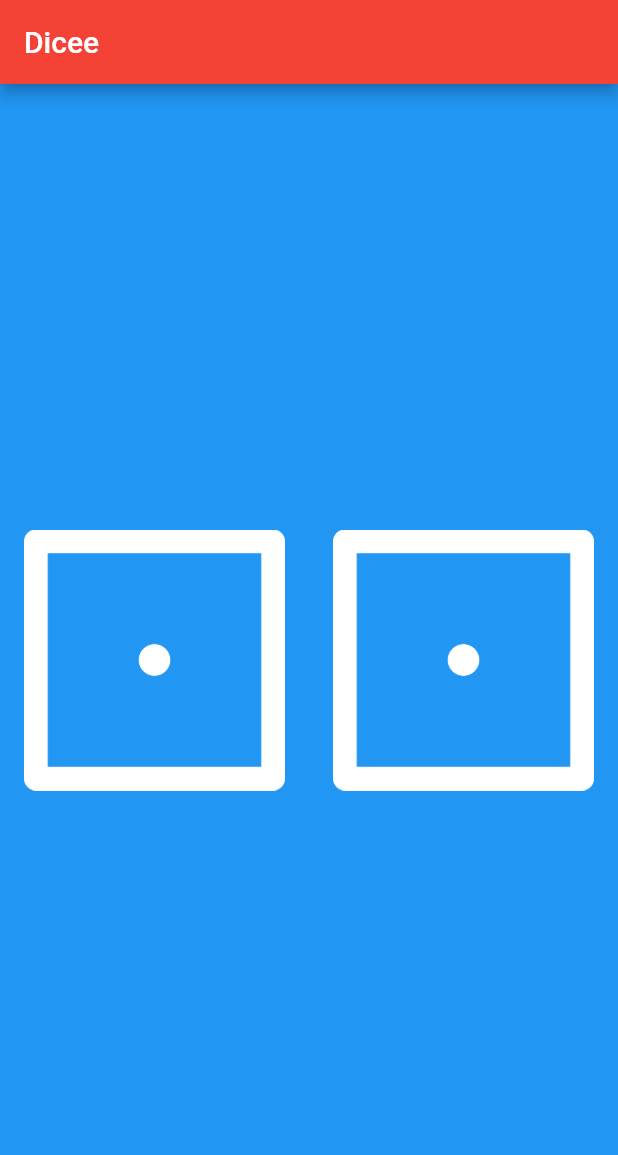
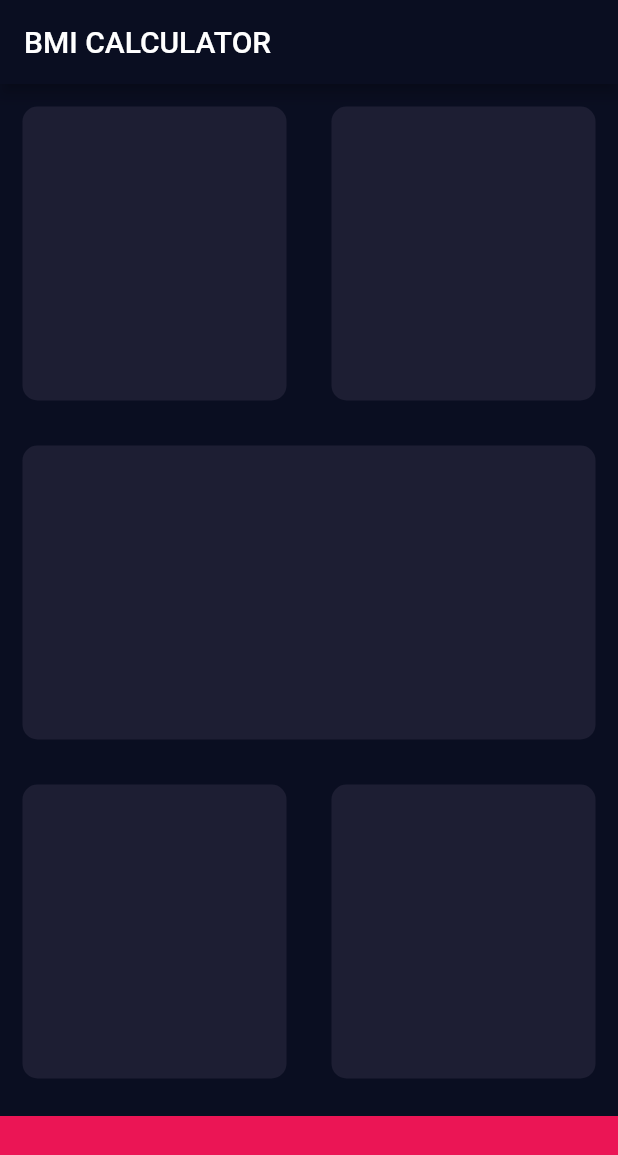
Before and after one commit to abish396/flutter_app, a Flutter app: the screen it shows after launch, on a phone screen of 412 x 824 dp. Shown: the top 1155 px of the screen. Run offline on Flutter 3.47's test engine with Material 2 defaults, Android fonts, the phone set to English and light mode, and no system bars.

Commit message:
new BMI calculator app

```diff
--- /dev/null
+++ b/lib/input_page.dart
@@ -0,0 +1,59 @@
+import 'package:flutter/cupertino.dart';
+import 'package:flutter/material.dart';
+
+class InputPage extends StatefulWidget {
+  @override
+  _InputPageState createState() => _InputPageState();
+}
+
+class _InputPageState extends State<InputPage> {
+  @override
+  Widget build(BuildContext context) {
+    return Scaffold(
+      appBar: AppBar(
+        title: Text('BMI CALCULATOR'),
+      ),
+      body: Column(
+        children: <Widget>[
+          Expanded(child: Row(
+            children: <Widget>[
+              Expanded(child: ReusableCard(colour: Color(0xFF1D1E33))),
+              Expanded(child: ReusableCard(colour: Color(0xFF1D1E33))),
+            ],
+          ),
+          ),
+          Expanded(child: ReusableCard(colour: Color(0xFF1D1E33))),
+          Expanded(child: Row(
+            children: <Widget>[
+                Expanded(child: ReusableCard(colour: Color(0xFF1D1E33))),
+                Expanded(child: ReusableCard(colour: Color(0xFF1D1E33))),
+            ],
+            ),
+          ),
+          Container(
+            color: Color(0xFFEB1555),
+            margin: EdgeInsets.only(top:10.0),
+            width: double.infinity,
+            height: 80.0,
+          )
+        ],
+      ),
+    );
+  }
+}
+
+class ReusableCard extends StatelessWidget {
+  ReusableCard({this.colour});
+  final Color colour;
+
+  @override
+  Widget build(BuildContext context) {
+    return Container(
+      decoration: BoxDecoration(
+        color: colour,
+        borderRadius: BorderRadius.circular(10.0),
+      ),
+      margin: EdgeInsets.all(15.0),
+    );
+  }
+}
--- a/lib/main.dart
+++ b/lib/main.dart
@@ -1,67 +1,17 @@
-import 'dart:math';
-import 'package:flutter/cupertino.dart';
 import 'package:flutter/material.dart';
+import 'input_page.dart';
 
+void main() => runApp(BMICalculator());
 
-void main() => runApp(MyApp());
-
-
-class MyApp extends StatelessWidget {
+class BMICalculator extends StatelessWidget {
   @override
   Widget build(BuildContext context) {
     return MaterialApp(
-      home: Scaffold(
-          backgroundColor: Colors.blue,
-          appBar: AppBar(
-            title: Text('Dicee'),
-            backgroundColor: Colors.red,
-          ),
-          body:DicePage()
+      theme: ThemeData.dark().copyWith(
+            primaryColor: Color(0xFF0A0E21),
+            scaffoldBackgroundColor: Color(0xFF0A0E21)
       ),
+      home: InputPage(),
     );
   }
 }
-
-
-class DicePage extends StatefulWidget {
-@override
-_DicePageState createState() => _DicePageState();
-}
-
-class _DicePageState extends State<DicePage> {
-  int leftDiceNumber = 1;
-  int rightDiceNumber = 1;
-
-  void changeDiceFace() {
-    setState(() {
-      leftDiceNumber = Random().nextInt(6) + 1;
-      rightDiceNumber = Random().nextInt(6) + 1;
-    });
-  }
-
-  @override
-  Widget build(BuildContext context) {
-    return Center(
-      child: Row(
-        children: <Widget>[
-          Expanded(
-            child: FlatButton(
-              onPressed: () {
-                changeDiceFace();
-              },
-              child: Image.asset('images/dice$leftDiceNumber.png'),
-            ),
-          ),
-          Expanded(
-            child: FlatButton(
-                onPressed: () {
-                  changeDiceFace();
-                },
-                child: Image.asset('images/dice$rightDiceNumber.png')
-            ),
-          ),
-        ],
-      ),
-    );
-  }
-}
```
Also changed, not shown: pubspec.yaml (+6 -11 lines), pubspec.lock, 7 other files.
